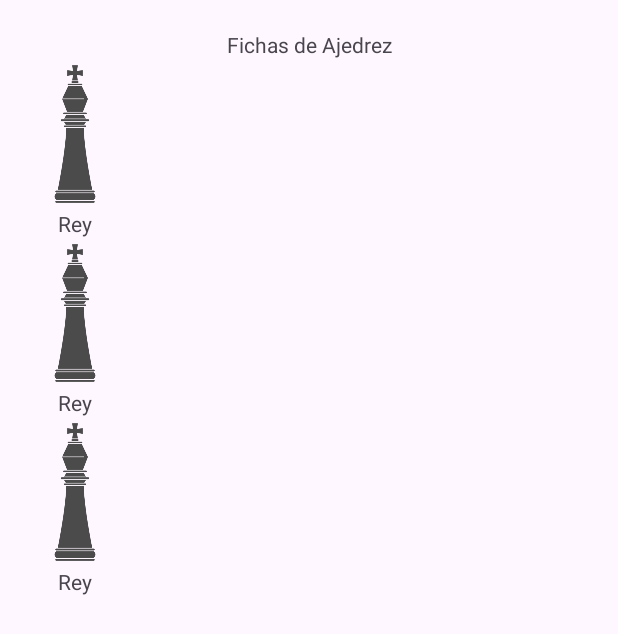
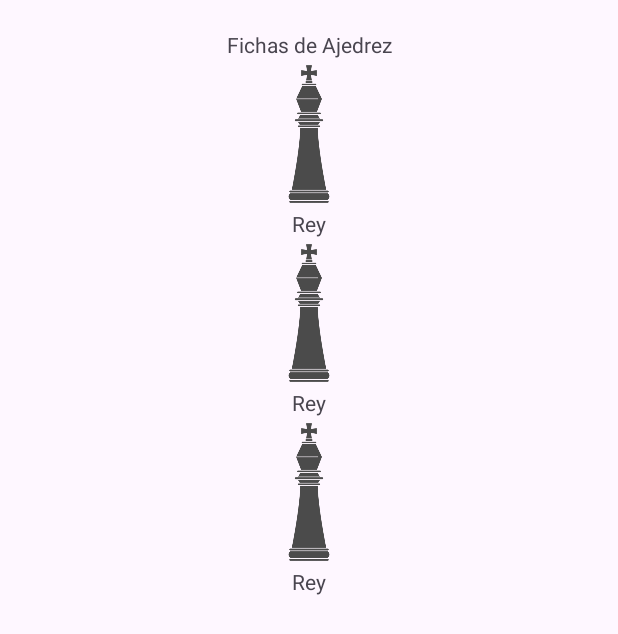
Before and after one commit to MiguelMataRamos/Recycler2, an Android app: the layout activity_main.xml on its own in the app's theme, with its tools: preview values and no code run, on a phone screen of 412 x 824 dp. Shown: the top 634 px of the screen. Run offline under Robolectric (Android 15) with nearby library versions, the phone set to English and light mode, and no system bars.

Commit message:
yastaria suprimo glugluglu

```diff
--- a/app/src/main/java/com/example/recycler2/MainActivity.kt
+++ b/app/src/main/java/com/example/recycler2/MainActivity.kt
@@ -9,8 +9,9 @@ class MainActivity : AppCompatActivity() {
     private lateinit var bind : ActivityMainBinding
     private lateinit var adaptadorficha : AdaptadorFicha
     override fun onCreate(savedInstanceState: Bundle?) {
+        bind = ActivityMainBinding.inflate(layoutInflater)
         super.onCreate(savedInstanceState)
-        setContentView(R.layout.activity_main)
+        setContentView(bind.root)
 
         var data = mutableListOf(
             Ficha("Rey",getDrawable(R.drawable.rey)!!),
--- a/app/src/main/res/layout/activity_main.xml
+++ b/app/src/main/res/layout/activity_main.xml
@@ -17,11 +17,13 @@
         app:layout_constraintTop_toTopOf="parent"
         android:layout_margin="20dp"/>
 
-    <HorizontalScrollView
-        android:layout_width="match_parent"
+    <ScrollView
+        android:layout_width="wrap_content"
         android:layout_height="wrap_content"
         android:id="@+id/scroll"
         app:layout_constraintTop_toBottomOf="@+id/text"
+        app:layout_constraintStart_toStartOf="parent"
+        app:layout_constraintEnd_toEndOf="parent"
         >
 
         <LinearLayout
@@ -41,7 +43,7 @@
 
         </LinearLayout>
 
-    </HorizontalScrollView>
+    </ScrollView>
 
 
 
```
